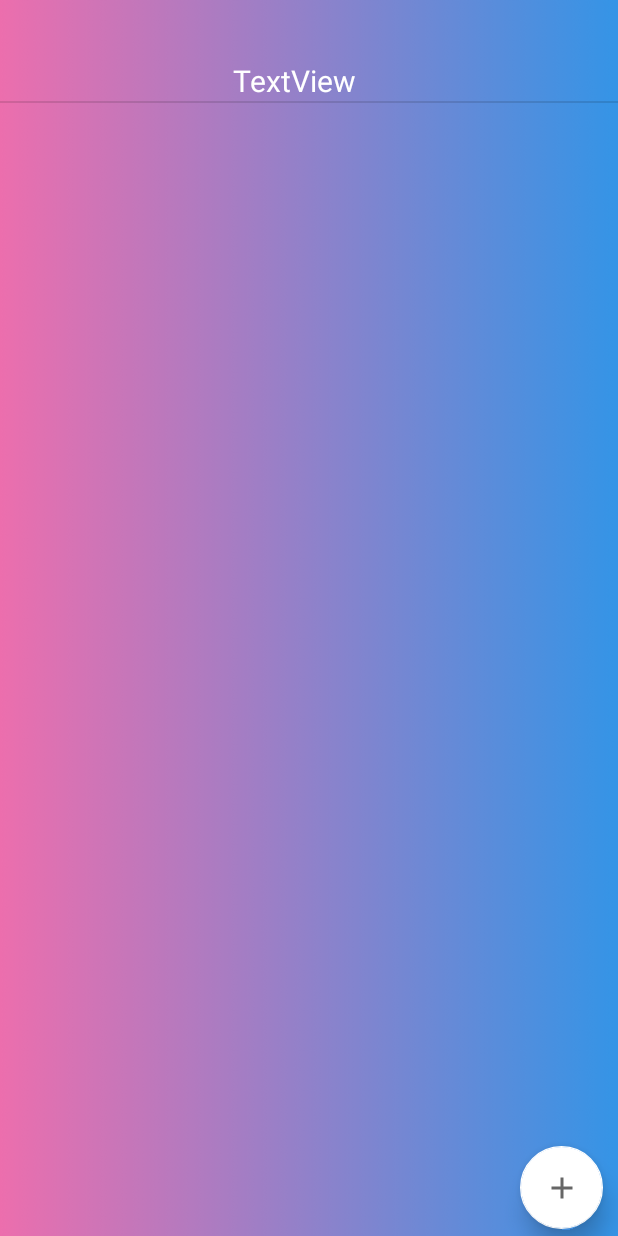
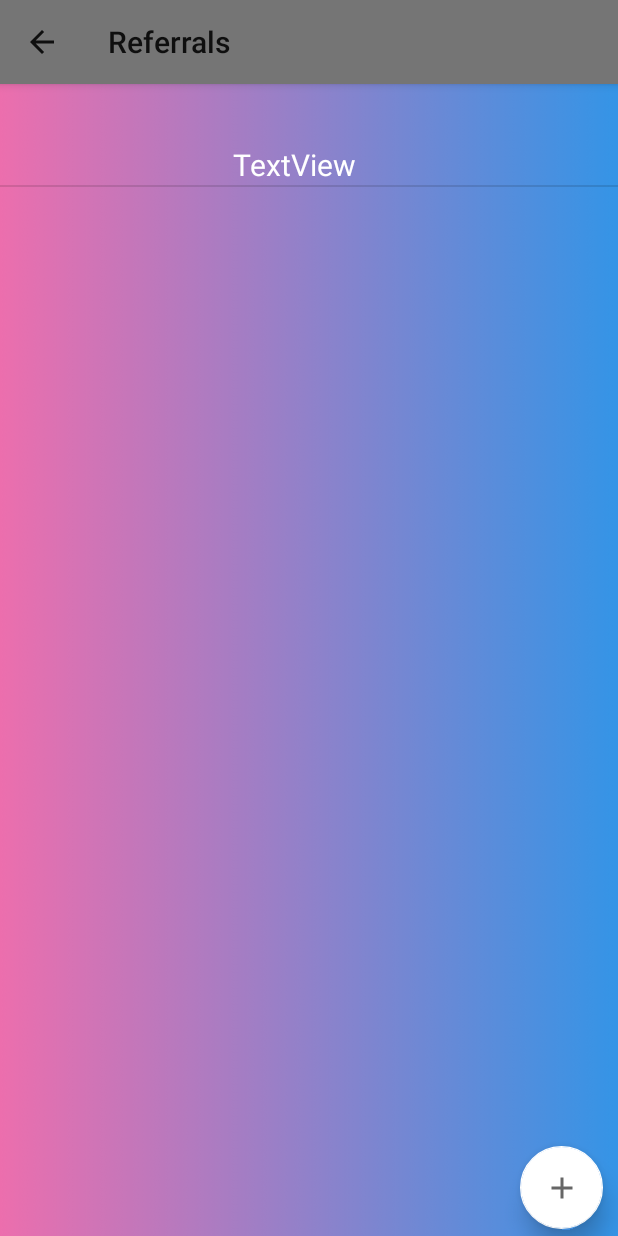
Before and after one commit to vaibhavchugh17/In-ShelterKidsDirectory, an Android app: the referrals screen opened directly, with no data from a screen before it, on a phone screen of 412 x 824 dp. Run offline under Robolectric (Android 15) with nearby library versions, the phone set to English and light mode, and no system bars; our stand-ins replace Firebase (no records; nobody signed in at launch, a user with empty details on screens opened directly); 4 statements that could not run were skipped.

Commit message:
Fixed Errors

```diff
--- a/InShelterKidsDirectory/app/src/main/java/com/example/in_shelterkidsdirectory/Adapter.java
+++ b/InShelterKidsDirectory/app/src/main/java/com/example/in_shelterkidsdirectory/Adapter.java
@@ -69,7 +69,7 @@ public class Adapter extends RecyclerView.Adapter<Adapter.ViewHolder> {
                     @Override
                     public boolean onMenuItemClick(MenuItem item) {
                         db = FirebaseFirestore.getInstance();
-                        DocumentReference dRef =db.collection("Kids").document(kid.getFirstName().toLowerCase() + kid.getMiddleName().toLowerCase() + kid.getLastName().toLowerCase()).collection("notes").document(kidNotes.get(position).getId());
+                        DocumentReference dRef =db.collection("Kids").document(kid.getFirstName() + kid.getLastName() + kid.getUID()).collection("notes").document(kidNotes.get(position).getId());
                         dRef.delete().addOnSuccessListener(new OnSuccessListener<Void>() {
                             @Override
                             public void onSuccess(Void aVoid) {
--- a/InShelterKidsDirectory/app/src/main/java/com/example/in_shelterkidsdirectory/referrals.java
+++ b/InShelterKidsDirectory/app/src/main/java/com/example/in_shelterkidsdirectory/referrals.java
@@ -3,12 +3,15 @@ package com.example.in_shelterkidsdirectory;
 import androidx.annotation.NonNull;
 import androidx.annotation.Nullable;
 import androidx.annotation.RequiresApi;
+import androidx.appcompat.app.ActionBar;
 import androidx.appcompat.app.AppCompatActivity;
+import androidx.appcompat.widget.Toolbar;
 
 import android.content.Intent;
 import android.os.Build;
 import android.os.Bundle;
 import android.util.Log;
+import android.view.MenuItem;
 import android.view.View;
 import android.widget.AdapterView;
 import android.widget.ArrayAdapter;
@@ -43,7 +46,24 @@ public class referrals extends AppCompatActivity implements CommonFragment.OnFra
     protected void onCreate(Bundle savedInstanceState) {
         super.onCreate(savedInstanceState);
         setContentView(R.layout.activity_all_referrals);
+        Toolbar toolbar = findViewById(R.id.my_toolbar);
+        setSupportActionBar(toolbar);
+        if (getSupportActionBar() != null){
+            getSupportActionBar().setDisplayHomeAsUpEnabled(true);
+            getSupportActionBar().setDisplayShowHomeEnabled(true);
+        }
+
+
         kid = (Kid) getIntent().getSerializableExtra("Kid");
+        String n = kid.getFirstName();
+
+        ActionBar actionBar = getSupportActionBar();
+        if(n == null){
+            actionBar.setTitle("Referrals");
+        }
+        else{
+            actionBar.setTitle(name + "'s Referrals");
+        }
         referrals = findViewById(R.id.profile_list);
         profileList = new ArrayList<>();
         profileAdapter = new customReferralAdapter(this,profileList);   //Implementing a custom adapter that connects the ListView with the ArrayList using kidcontent.xml layout
@@ -151,5 +171,14 @@ public class referrals extends AppCompatActivity implements CommonFragment.OnFra
         finish();
     }
 
+    @Override
+    public boolean onOptionsItemSelected(MenuItem item) {
+        // handle arrow click here
+        if (item.getItemId() == android.R.id.home) {
+            finish(); // close this activity and return to preview activity (if there is any)
+        }
+
+        return super.onOptionsItemSelected(item);
+    }
 
 }
--- a/InShelterKidsDirectory/app/src/main/res/layout/activity_all_referrals.xml
+++ b/InShelterKidsDirectory/app/src/main/res/layout/activity_all_referrals.xml
@@ -6,6 +6,9 @@
     android:layout_height="match_parent"
     android:orientation = "vertical"
     tools:context="com.example.in_shelterkidsdirectory.referrals">
+
+    <include
+        layout="@layout/appbar"/>
 
     <ListView
     android:id="@+id/profile_list"
```
